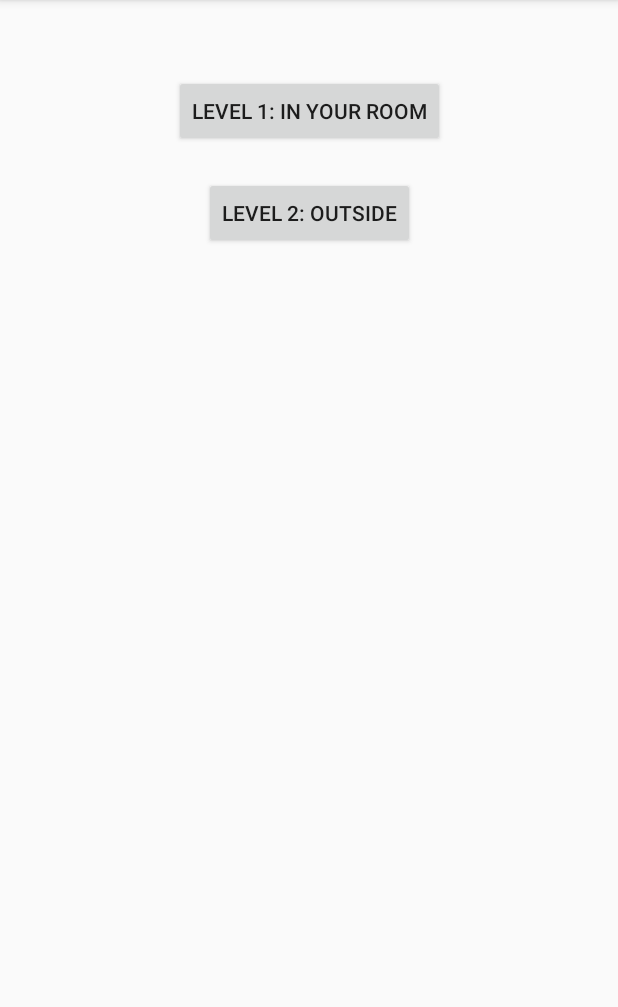
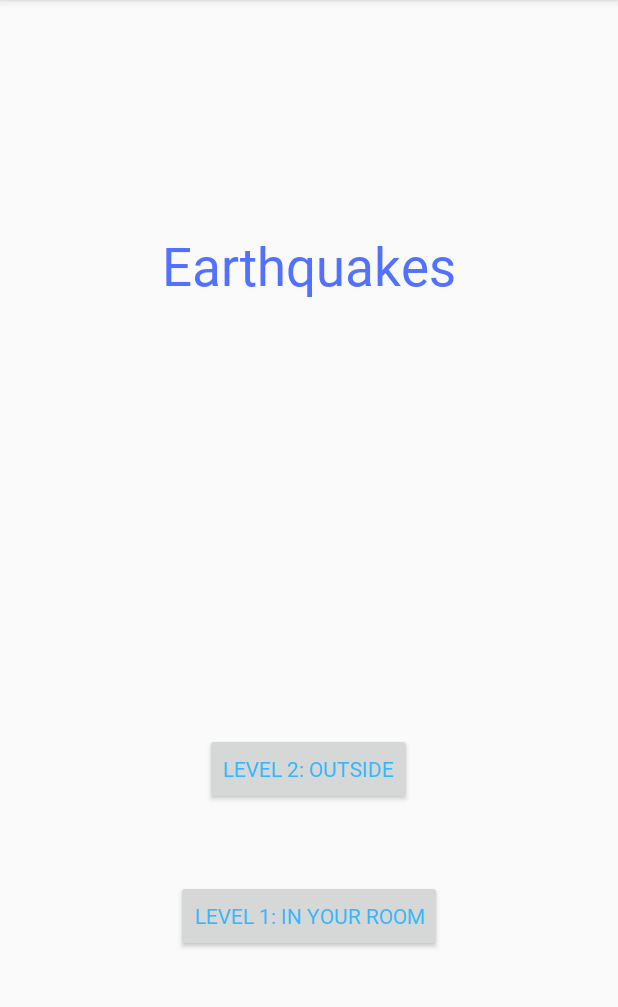
Before and after one commit to AngelaZhang123/Avert, an Android app: the EarthquakeActivity screen opened directly, with no data from a screen before it, on a phone screen of 412 x 824 dp, the part 84-1091 px from its top. Run offline under Robolectric (Android 15) with nearby library versions, the phone set to English and light mode, and no system bars.

Commit message:
Colors + fonts added (layout still not done)

```diff
--- a/app/src/main/res/layout/activity_earthquake.xml
+++ b/app/src/main/res/layout/activity_earthquake.xml
@@ -1,40 +1,36 @@
 <?xml version="1.0" encoding="utf-8"?>
-<androidx.constraintlayout.widget.ConstraintLayout xmlns:android="http://schemas.android.com/apk/res/android"
-xmlns:app="http://schemas.android.com/apk/res-auto"
-xmlns:tools="http://schemas.android.com/tools"
-android:layout_width="match_parent"
-android:layout_height="match_parent"
-tools:context=".EarthquakeActivity">
+<LinearLayout xmlns:android="http://schemas.android.com/apk/res/android"
+    android:layout_width="match_parent"
+    android:layout_height="match_parent"
+    android:gravity="center"
+    android:orientation="vertical" >
+
+    <TextView
+        android:id="@+id/textView6"
+        android:layout_width="wrap_content"
+        android:layout_height="wrap_content"
+        android:layout_marginTop="20dp"
+        android:layout_marginBottom="268dp"
+        android:fontFamily="@font/leaguespartan"
+        android:textColor="@color/blue"
+        android:text="Earthquakes"
+        android:textSize="35sp" />
 
     <Button
         android:id="@+id/level2Button"
         android:layout_width="wrap_content"
         android:layout_height="wrap_content"
         android:layout_marginTop="20dp"
-        android:text="Level 2: Outside"
-        app:layout_constraintEnd_toEndOf="parent"
-        app:layout_constraintStart_toStartOf="parent"
-        app:layout_constraintTop_toBottomOf="@+id/level1Button" />
+        android:textColor="@color/lightBlue"
+        android:fontFamily="@font/josefinsansreg"
+        android:text="Level 2: Outside" />
 
     <Button
         android:id="@+id/level1Button"
         android:layout_width="wrap_content"
         android:layout_height="wrap_content"
         android:layout_marginTop="50dp"
-        android:text="Level 1: In your room"
-        app:layout_constraintEnd_toEndOf="parent"
-        app:layout_constraintStart_toStartOf="parent"
-        app:layout_constraintTop_toTopOf="parent" />
-
-    <ScrollView
-        android:layout_width="match_parent"
-        android:layout_height="match_parent"
-        tools:layout_editor_absoluteX="0dp"
-        tools:layout_editor_absoluteY="-47dp">
-
-        <LinearLayout
-            android:layout_width="match_parent"
-            android:layout_height="wrap_content"
-            android:orientation="vertical" />
-    </ScrollView>
-</androidx.constraintlayout.widget.ConstraintLayout>
+        android:textColor="@color/lightBlue"
+        android:fontFamily="@font/josefinsansreg"
+        android:text="Level 1: In your room" />
+</LinearLayout>
--- a/app/src/main/res/values/colors.xml
+++ b/app/src/main/res/values/colors.xml
@@ -3,4 +3,8 @@
     <color name="colorPrimary">#6200EE</color>
     <color name="colorPrimaryDark">#3700B3</color>
     <color name="colorAccent">#03DAC5</color>
+    <color name="blue">#5271ff</color>
+    <color name="red">#ff5757</color>
+    <color name="yellow">#ffbd59</color>
+    <color name="lightBlue">#36b6ff</color>
 </resources>
--- /dev/null
+++ b/app/src/main/res/values/colors.xml.xml
@@ -0,0 +1,2 @@
+<?xml version="1.0" encoding="utf-8"?>
+<resources></resources>
--- a/app/src/main/res/values/strings.xml
+++ b/app/src/main/res/values/strings.xml
@@ -1,6 +1,6 @@
 <resources>
     <string name="app_name">Extinguisher</string>
-    <string name="menu_button">Main Menu</string>
+    <string name="menu_button"> Main Menu </string>
     <string name="checklist_button">Checklist</string>
     <string name="info_button">Information</string>
     <string name="simulation_button">Simulations</string>
```
Also changed, not shown: app/src/main/res/font/fonts.xml (added, +23 -0 lines), app/src/main/res/layout/activity_main.xml (+9 -1 lines), app/src/main/res/layout/activity_menu.xml (+14 -1 lines), app/src/main/res/layout/activity_simulation.xml (+18 -1 lines), app/src/main/res/layout/activity_wildfire.xml (+16 -0 lines).
